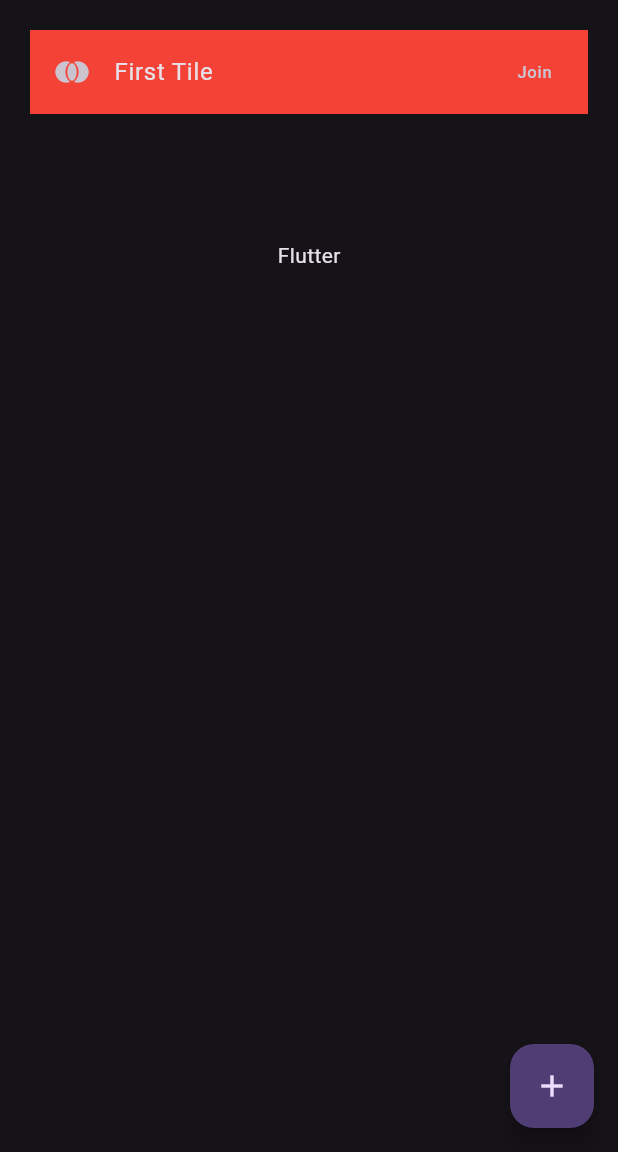
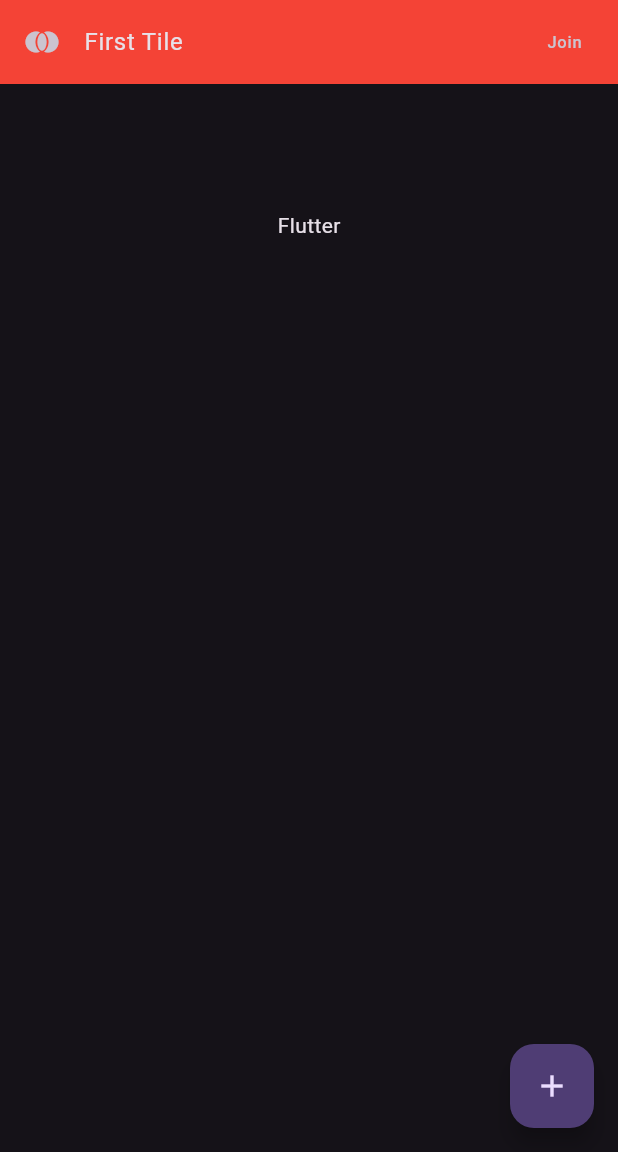
Before and after one commit to DhananjayaBandara/flutterApplication, a Flutter app: the screen it shows after launch, on a phone screen of 412 x 824 dp, the part 84-1236 px from its top. Run offline on Flutter 3.47's test engine with Material 3 defaults, Android fonts, the phone set to English and light mode, and no system bars.

Commit message:
Remove padding from the tile

```diff
--- a/flutter_app/lib/main.dart
+++ b/flutter_app/lib/main.dart
@@ -99,8 +99,7 @@ class _MyHomePageState extends State<MyHomePage> {
         title: Text(widget.title),
         leading: Icon(Icons.notification_add, color: Colors.amber),
       ),
-      body: Padding(
-        padding: const EdgeInsets.all(20.0),
+      body: Container(
         child: Stack(
           children: [
             SizedBox(height: 300, child: Center(child: Text('Flutter'))),
```
